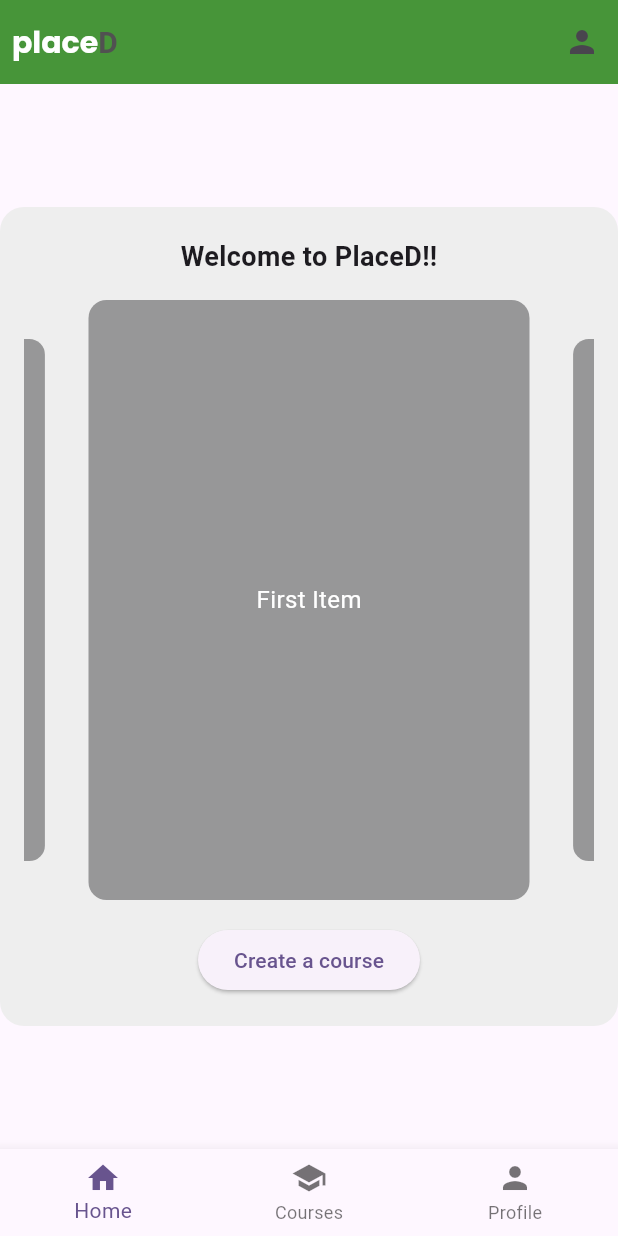
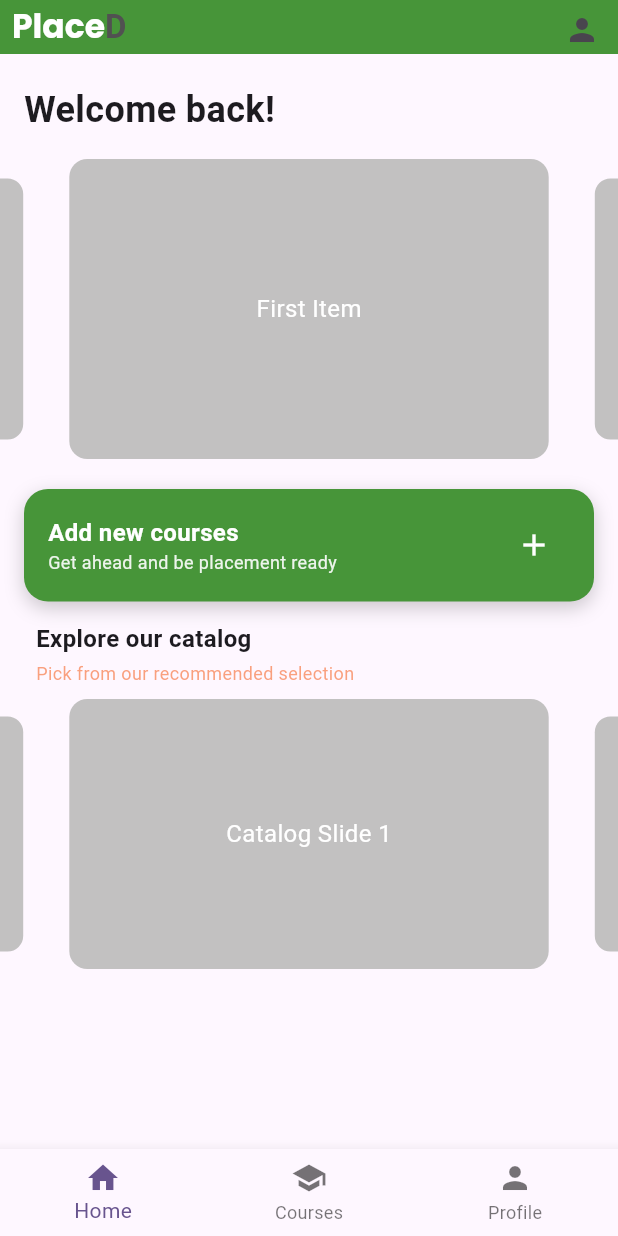
Before and after one commit to SyedHamadanAhmad/placeD-client, a Flutter app: the screen it shows after launch, on a phone screen of 412 x 824 dp. Run offline on Flutter 3.47's test engine with Material 3 defaults, Android fonts, the phone set to English and light mode, and no system bars; drawn by our look-alikes of carousel_slider; our stand-ins replace google_fonts.

Commit message:
homepage done & bottom carousel

```diff
--- a/lib/pages/homepage.dart
+++ b/lib/pages/homepage.dart
@@ -1,35 +1,24 @@
 import 'package:flutter/material.dart';
 import 'package:placed_client/templates_lib/main_template.dart';
 import 'package:carousel_slider/carousel_slider.dart';
-import 'package:carousel_slider/carousel_controller.dart';
 
 class HomePage extends StatelessWidget {
-  CarouselSliderController _carouselController = CarouselSliderController();
+  final CarouselSliderController _carouselController =
+      CarouselSliderController();
 
   @override
   Widget build(BuildContext context) {
     return MainTemplate(
-      title: 'placeD',
+      title: 'PlaceD',
       currentIndex: 0,
-      child: Center(
-        child: Container(
-          padding: EdgeInsets.symmetric(horizontal: 16, vertical: 20),
-          decoration: BoxDecoration(
-            color: Colors.grey[200],
-            borderRadius: BorderRadius.circular(16),
-          ),
-          child: Column(
-            mainAxisSize: MainAxisSize.min,
+      child: Stack(
         children: [
-              Text(
-                'Welcome to PlaceD!!',
-                style: TextStyle(
-                  fontSize: 18,
-                  fontWeight: FontWeight.bold,
-                ),
-              ),
-              SizedBox(height: 16),
-              CarouselSlider(
+          // Carousel positioned at the top
+          Positioned(
+            top: 70,
+            left: 0,
+            right: 0,
+            child: CarouselSlider(
               carouselController: _carouselController,
               items: [
                 'First Item',
@@ -41,7 +30,7 @@ class HomePage extends StatelessWidget {
                       width: MediaQuery.of(context).size.width * 0.8,
                       margin: EdgeInsets.symmetric(horizontal: 5.0),
                       decoration: BoxDecoration(
-                          color: const Color.fromARGB(255, 151, 151, 152),
+                        color: const Color.fromARGB(255, 194, 193, 193),
                         borderRadius: BorderRadius.circular(12),
                       ),
                       child: Center(
@@ -58,35 +47,176 @@ class HomePage extends StatelessWidget {
                 );
               }).toList(),
               options: CarouselOptions(
-                  height: 400,
+                height: 200,
                 aspectRatio: 16 / 9,
                 viewportFraction: 0.8,
                 initialPage: 0,
                 enableInfiniteScroll: true,
-                  reverse: false,
                 autoPlay: true,
-                  autoPlayInterval: Duration(seconds: 3),
+                autoPlayInterval: Duration(seconds: 5),
                 autoPlayAnimationDuration: Duration(milliseconds: 800),
                 autoPlayCurve: Curves.fastOutSlowIn,
                 enlargeCenterPage: true,
                 enlargeFactor: 0.3,
-                  onPageChanged: (index, reason) {
-                    print('Current page: $index, Reason: $reason');
-                  },
                 scrollDirection: Axis.horizontal,
               ),
             ),
-              SizedBox(height: 16),
-              ElevatedButton(
+          ),
+
+          // Welcome text positioned below the carousel
+          Positioned(
+            top: 20,
+            left: 16,
+            child: Text(
+              'Welcome back!',
+              style: TextStyle(
+                fontSize: 24,
+                fontWeight: FontWeight.bold,
+              ),
+            ),
+          ),
+
+          // Floating container with add courses button
+          Positioned(
+            top: 290,
+            left: 16,
+            right: 16,
+            child: Container(
+              height: 75,
+              padding: EdgeInsets.symmetric(horizontal: 16),
+              decoration: BoxDecoration(
+                color: const Color(0xFF479539),
+                borderRadius: BorderRadius.circular(16),
+                boxShadow: [
+                  BoxShadow(
+                    color: Colors.black.withOpacity(0.2),
+                    blurRadius: 10,
+                    offset: Offset(0, 4),
+                  ),
+                ],
+              ),
+              child: Row(
+                mainAxisAlignment: MainAxisAlignment.spaceBetween,
+                children: [
+                  Column(
+                    mainAxisAlignment: MainAxisAlignment.center,
+                    crossAxisAlignment: CrossAxisAlignment.start,
+                    children: [
+                      Text(
+                        'Add new courses',
+                        style: TextStyle(
+                          color: Colors.white,
+                          fontWeight: FontWeight.bold,
+                          fontSize: 16,
+                        ),
+                      ),
+                      Text(
+                        'Get ahead and be placement ready',
+                        style: TextStyle(
+                          color: Colors.white.withOpacity(0.9),
+                          fontSize: 12,
+                          fontWeight: FontWeight.w400,
+                        ),
+                      ),
+                    ],
+                  ),
+                  IconButton(
                     onPressed: () {
                       Navigator.pushNamed(context, '/createCourse');
                     },
-                child: Text('Create a course'),
+                    icon: Icon(
+                      Icons.add,
+                      color: Colors.white,
+                      size: 24,
+                    ),
                   ),
                 ],
               ),
             ),
           ),
+
+          // Explore our catalog text container
+          Positioned(
+            top: 370,
+            left: 16,
+            right: 16,
+            child: Container(
+              padding: EdgeInsets.all(8),
+              decoration: BoxDecoration(
+                color: Colors.transparent,
+              ),
+              child: Column(
+                crossAxisAlignment: CrossAxisAlignment.start,
+                children: [
+                  Text(
+                    'Explore our catalog',
+                    style: TextStyle(
+                      fontSize: 16,
+                      fontWeight: FontWeight.bold,
+                    ),
+                  ),
+                  SizedBox(height: 3),
+                  Text(
+                    'Pick from our recommended selection',
+                    style: TextStyle(
+                      fontSize: 12,
+                      fontWeight: FontWeight.w400,
+                      color: const Color.fromARGB(136, 245, 83, 14),
+                    ),
+                  ),
+                ],
+              ),
+            ),
+          ),
+
+          // Carousel container
+          Positioned(
+            top: 430, // Positioned slightly below the text container
+            left: 0,
+            right: 0,
+            child: CarouselSlider(
+              items: [
+                'Catalog Slide 1',
+                'Catalog Slide 2',
+                'Catalog Slide 3',
+              ].map((item) {
+                return Builder(
+                  builder: (BuildContext context) {
+                    return Container(
+                      width: MediaQuery.of(context).size.width * 0.8,
+                      margin: EdgeInsets.symmetric(horizontal: 5.0),
+                      decoration: BoxDecoration(
+                        color: const Color.fromARGB(255, 194, 193, 193),
+                        borderRadius: BorderRadius.circular(12),
+                      ),
+                      child: Center(
+                        child: Text(
+                          item,
+                          style: TextStyle(
+                            fontSize: 16.0,
+                            color: Colors.white,
+                          ),
+                        ),
+                      ),
+                    );
+                  },
+                );
+              }).toList(),
+              options: CarouselOptions(
+                height: 180,
+                aspectRatio: 16 / 9,
+                viewportFraction: 0.8,
+                initialPage: 0,
+                enableInfiniteScroll: true,
+                autoPlay: false,
+                enlargeCenterPage: true,
+                enlargeFactor: 0.3,
+                scrollDirection: Axis.horizontal,
+              ),
+            ),
+          ),
+        ],
+      ),
     );
   }
 }
--- a/lib/templates_lib/main_template.dart
+++ b/lib/templates_lib/main_template.dart
@@ -6,11 +6,10 @@ class MainTemplate extends StatelessWidget {
   final Widget child;
   final int currentIndex;
 
-
   MainTemplate({
     required this.title,
     required this.child,
-    this.currentIndex=0,
+    this.currentIndex = 0,
   });
 
   @override
@@ -29,7 +28,6 @@ class MainTemplate extends StatelessWidget {
     );
   }
 
-
   AppBar mainAppBar(String title) {
     return AppBar(
       backgroundColor: const Color(0xFF479539),
@@ -41,7 +39,7 @@ AppBar mainAppBar(String title) {
           child: RichText(
             text: TextSpan(
               style: GoogleFonts.poppins(
-              fontSize: 20,
+                fontSize: 22,
                 fontWeight: FontWeight.bold,
                 color: Colors.white,
               ),
@@ -60,7 +58,7 @@ AppBar mainAppBar(String title) {
           ),
         ),
       ),
-    leadingWidth: 200, // Adjust the width to accommodate the title
+      leadingWidth: 300, // Adjust the width to accommodate the title
       title: const SizedBox.shrink(), // Hide the default title
       actions: [
         IconButton(
@@ -70,6 +68,7 @@ AppBar mainAppBar(String title) {
           },
         ),
       ],
+      toolbarHeight: 36, // Add the toolbarHeight property
     );
   }
 }
```
Lines whose indentation alone changed are shown as unchanged.
